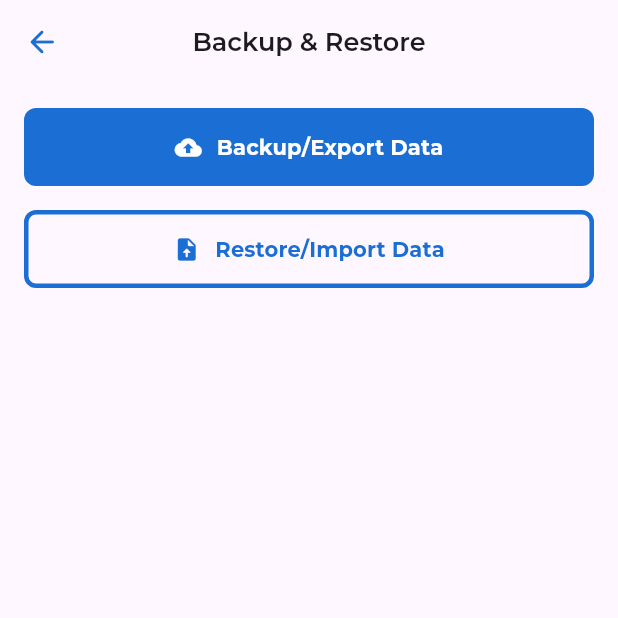
After one commit to hafisrabbani/pos_portal, a Flutter app: the BackupRestorePage screen opened by its route, on a phone screen of 412 x 824 dp, the top half of it. The commit adds this screen. Run offline on Flutter 3.47's test engine with Material 3 defaults, Android fonts, the phone set to English and light mode, and no system bars; our stand-ins replace csv, currency_text_input_formatter, custom_sliding_segmented_control, file_picker, fl_chart, flutter_svg and 7 more; missing offline and left inert: blue_thermal_printer, dart:ffi; accounts and stored records are empty; project files that could hold a hidden picture were left out.

Commit message:
backup & restore setup

```diff
--- a/lib/routes/route_name.dart
+++ b/lib/routes/route_name.dart
@@ -17,4 +17,5 @@ class RoutesName {
   static const String settingStruk = '/setting/struk';
   static const String settingPrinter = '/setting/printer';
   static const String settingWebHook = '/setting/webhook';
+  static const String backupRestore = '/setting/backup-restore';
 }
--- a/lib/routes/routes.dart
+++ b/lib/routes/routes.dart
@@ -6,6 +6,7 @@ import 'package:pos_portal/view/intro_screen/onboarding.dart';
 import 'package:pos_portal/view/intro_screen/splash_screen.dart';
 import 'package:pos_portal/view/new_product/product_action.dart';
 import 'package:pos_portal/view/product/product_action.dart';
+import 'package:pos_portal/view/setting/backup_restore_page.dart';
 import 'package:pos_portal/view/setting/edit_struk_page.dart';
 import 'package:pos_portal/view/setting/setting_page.dart';
 import 'package:pos_portal/view/setting/setting_printer.dart';
@@ -70,6 +71,8 @@ class Routes {
         return MaterialPageRoute(builder: (_) => const EditStruk());
       case RoutesName.settingPrinter:
         return MaterialPageRoute(builder: (_) => const SettingPrinter());
+      case RoutesName.backupRestore:
+        return MaterialPageRoute(builder: (_) => const BackupRestorePage());
       case RoutesName.settingWebHook:
         return MaterialPageRoute(builder: (_) => const WebHookPage());
       default:
--- /dev/null
+++ b/lib/view/setting/backup_restore_page.dart
@@ -0,0 +1,187 @@
+import 'dart:io';
+
+import 'package:file_picker/file_picker.dart';
+import 'package:flutter/cupertino.dart';
+import 'package:flutter/material.dart';
+import 'package:path/path.dart';
+import 'package:permission_handler/permission_handler.dart';
+import 'package:pos_portal/utils/colors.dart';
+import 'package:pos_portal/widgets/button.dart';
+import 'package:pos_portal/widgets/floating_button.dart';
+import 'package:pos_portal/widgets/snackbar.dart';
+import 'package:pos_portal/widgets/topbar.dart';
+import 'package:sqflite/sqflite.dart';
+
+class BackupRestorePage extends StatefulWidget {
+  const BackupRestorePage({super.key});
+
+  @override
+  State<BackupRestorePage> createState() => _BackupRestorePageState();
+}
+
+class _BackupRestorePageState extends State<BackupRestorePage> {
+  bool _manageExternalStoragePermissionGranted = false;
+
+  Future<void> _requestPermissions() async {
+    await Permission.manageExternalStorage.request().then((value) {
+      print('Manage external storage permission: ${value.isGranted}');
+      setState(() {
+        _manageExternalStoragePermissionGranted = value.isGranted;
+      });
+    });
+  }
+
+  @override
+  void initState() {
+    super.initState();
+  }
+
+  @override
+  Widget build(BuildContext context) {
+    return Scaffold(
+      appBar:
+          topBar(context: context, title: 'Backup & Restore', isCanBack: true),
+      body: Container(
+        width: MediaQuery.of(context).size.width,
+        padding: EdgeInsets.all(16),
+        child: Column(
+          crossAxisAlignment: CrossAxisAlignment.center,
+          children: [
+            ElevatedButton(
+              style: ButtonStyle(
+                alignment: Alignment.centerLeft,
+                elevation: MaterialStateProperty.all<double>(0),
+                backgroundColor:
+                    MaterialStateProperty.all<Color>(MyColors.primary),
+                shape: MaterialStateProperty.all<OutlinedBorder>(
+                  RoundedRectangleBorder(
+                    borderRadius: BorderRadius.circular(8),
+                    side: const BorderSide(style: BorderStyle.none),
+                  ),
+                ),
+              ),
+              onPressed: (_manageExternalStoragePermissionGranted)
+                  ? () async {
+                      final dbFolder = await getDatabasesPath();
+                      File source1 = File('$dbFolder/pos_portal.db');
+
+                      Directory copyTo =
+                          Directory("storage/emulated/0/POS Portal Backup");
+                      if ((await copyTo.exists())) {
+                        print("udah ada, jadi ga ngapa-ngapain");
+                      } else {
+                        print("not exist");
+                        if (await copyTo
+                            .create()
+                            .then((_) => true)
+                            .catchError((_) => false)) {
+                          // Directory created successfully, proceed with copying
+                        } else {
+                          print('Please give permission');
+                          return; // Return if permission is not granted or directory creation failed
+                        }
+                      }
+
+                      String newPath = "${copyTo.path}/pos_portal_backup.db";
+                      await source1.copy(newPath);
+
+                      showCustomSnackbar(
+                          context: context,
+                          title: 'Berhasil Backup Data',
+                          message: 'Data berhasil dibackup',
+                          theme: SnackbarTheme.success);
+                    }
+                  : () {
+                      _requestPermissions();
+                    },
+              child: Padding(
+                padding: const EdgeInsets.all(16.0),
+                child: Row(
+                  mainAxisAlignment: MainAxisAlignment.center,
+                  children: [
+                    Container(
+                      margin: EdgeInsets.only(right: 10),
+                      child: Icon(
+                        Icons.backup,
+                        color: Colors.white,
+                      ),
+                    ),
+                    Text(
+                      'Backup/Export Data',
+                      style: TextStyle(
+                          fontFamily: 'Montserrat',
+                          fontWeight: FontWeight.w700,
+                          color: Colors.white),
+                    ),
+                  ],
+                ),
+              ),
+            ),
+            SizedBox(height: 16),
+            ElevatedButton(
+                style: ButtonStyle(
+                  alignment: Alignment.centerLeft,
+                  elevation: MaterialStateProperty.all<double>(0),
+                  backgroundColor:
+                      MaterialStateProperty.all<Color>(Colors.transparent),
+                  shape: MaterialStateProperty.all<OutlinedBorder>(
+                    RoundedRectangleBorder(
+                      borderRadius: BorderRadius.circular(8),
+                      side: const BorderSide(
+                          style: BorderStyle.solid,
+                          color: MyColors.primary,
+                          width: 3),
+                    ),
+                  ),
+                ),
+                onPressed: () async {
+                  var databasesPath = await getDatabasesPath();
+                  var dbPath = join(databasesPath, 'pos_porta_backup.db');
+
+                  FilePickerResult? result =
+                      await FilePicker.platform.pickFiles();
+
+                  if (result != null) {
+                    File source = File(result.files.single.path!);
+                    await source.copy(dbPath);
+
+                    // Open the database
+                    Database database = await openDatabase(dbPath);
+
+                    // Query the database
+                    List<Map<String, dynamic>> maps =
+                        await database.query('gaero diisi opo iki');
+
+                    // Close the database
+                    await database.close();
+                  }
+                  // User canceled the picker
+                },
+                child: Padding(
+                  padding: const EdgeInsets.all(16.0),
+                  child: Row(
+                    mainAxisAlignment: MainAxisAlignment.center,
+                    children: [
+                      Container(
+                        margin: EdgeInsets.only(right: 10),
+                        child: Icon(
+                          Icons.upload_file_rounded,
+                          color: MyColors.primary,
+                        ),
+                      ),
+                      Text(
+                        'Restore/Import Data',
+                        style: TextStyle(
+                            fontFamily: 'Montserrat',
+                            fontWeight: FontWeight.w700,
+                            color: MyColors.primary),
+                      ),
+                    ],
+                  ),
+                )),
+          ],
+        ),
+      ),
+    );
+  }
+}
--- a/lib/widgets/line_chart.dart
+++ b/lib/widgets/line_chart.dart
@@ -56,6 +56,7 @@ class _LineChartWidgetState extends State<LineChartWidget> {
           .asMap()
           .entries
           .map((e) => FlSpot(e.key.toDouble(), e.value.toDouble())));
+      isLoading = false;
     });
   }
 
@@ -63,7 +64,6 @@ class _LineChartWidgetState extends State<LineChartWidget> {
   void initState() {
     super.initState();
     loadStatistik();
-    isLoading = false;
   }
 
   @override
--- a/pubspec.yaml
+++ b/pubspec.yaml
@@ -29,6 +29,8 @@ dependencies:
   open_file: ^3.3.2
   fl_chart: ^0.68.0
   introduction_screen: ^3.1.14
+  permission_handler: ^11.3.1
+  path: ^1.9.0
 
 dev_dependencies:
   flutter_test:
```
Also changed, not shown: lib/view/setting/setting_page.dart (+24 -0 lines), lib/widgets/button.dart (+6 -6 lines), lib/widgets/dialog_tunai.dart (deleted, +0 -250 lines), pubspec.lock, 1 other file.
